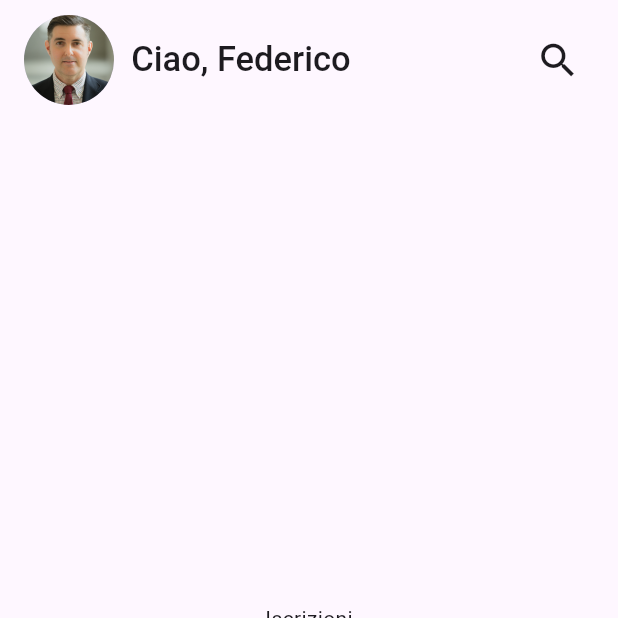
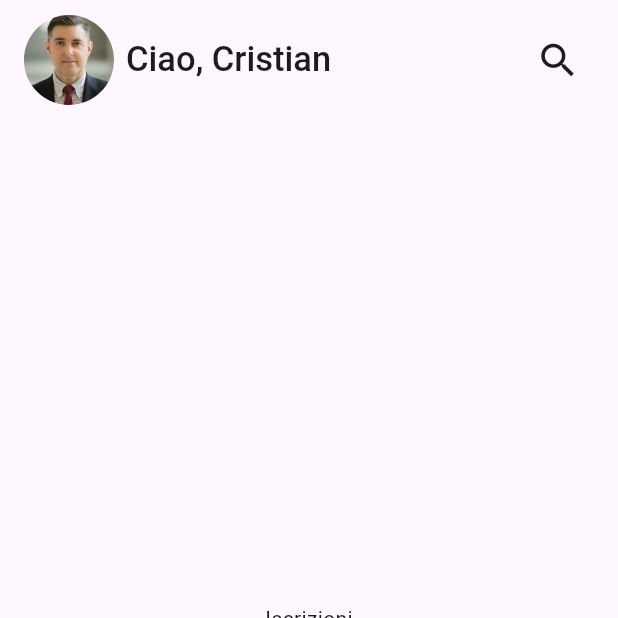
Before and after one commit to sabrin99m/Progetto-PAC-2023-24, a Flutter app: the screen it shows after launch, item 2 of the bottom bar chosen, on a phone screen of 412 x 824 dp, the top half of it. Run offline on Flutter 3.47's test engine with Material 3 defaults, Android fonts, the phone set to English and light mode, and no system bars.

Commit message:
Homepage necessita di un utente

```diff
--- a/Client App/Iterazione 1/mountain_app/lib/Screens/Homepage.dart
+++ b/Client App/Iterazione 1/mountain_app/lib/Screens/Homepage.dart
@@ -1,19 +1,24 @@
 import 'package:flutter/material.dart';
 import 'package:mountain_app/Models/Escursione.dart';
+import 'package:mountain_app/Models/Utente.dart';
 import 'DestinationsScreen.dart';
 import 'ForYouScreen.dart';
 import 'SubscriptionsScreen.dart';
 import '../Views/SearchBarView.dart';
 
 class HomepageScreen extends StatefulWidget {
-  const HomepageScreen({Key? key}) : super(key: key);
+  const HomepageScreen({Key? key, required this.utente}) : super(key: key);
+  final Utente utente;
 
   @override
-  State<HomepageScreen> createState() => _HomepageScreenState();
+  State<HomepageScreen> createState() => _HomepageScreenState(utente: utente);
 }
 
 class _HomepageScreenState extends State<HomepageScreen> {
   int currentPageIndex = 0;
+  final Utente utente;
+
+  _HomepageScreenState({required this.utente});
 
   @override
   Widget build(BuildContext context) {
@@ -25,12 +30,15 @@ class _HomepageScreenState extends State<HomepageScreen> {
           mainAxisAlignment: MainAxisAlignment.start,
           crossAxisAlignment: CrossAxisAlignment.center,
           children: <Widget>[
-            const CircleAvatar(
-              backgroundImage: AssetImage("images/me.jpg"),
-              radius: 30,
+            Padding(
+              padding: const EdgeInsets.fromLTRB(0, 0, 8, 0),
+              child: CircleAvatar(
+                backgroundImage: AssetImage("images/me.jpg"),
+                radius: 30,
+              ),
             ),
-            const Text(
-              "  Ciao, Federico",
+            Text(
+              ("Ciao, " + utente.nome),
               style: TextStyle(fontWeight: FontWeight.w500, fontSize: 23),
             ),
             const Spacer(),
--- a/Client App/Iterazione 1/mountain_app/lib/Views/LoginView.dart
+++ b/Client App/Iterazione 1/mountain_app/lib/Views/LoginView.dart
@@ -1,4 +1,5 @@
 import 'package:flutter/material.dart';
+import 'package:mountain_app/Models/Utente.dart';
 import 'package:mountain_app/Screens/Homepage.dart';
 import 'package:mountain_app/Utilities/Constants.dart';
 
@@ -133,7 +134,9 @@ class _LoginViewState extends State<LoginView> {
                                 Navigator.push(
                                   context,
                                   MaterialPageRoute(
-                                    builder: (context) => HomepageScreen(),
+                                    builder: (context) => HomepageScreen(
+                                      utente: Utente.utenteMock1,
+                                    ),
                                   ),
                                 );
                               },
--- a/Client App/Iterazione 1/mountain_app/lib/main.dart
+++ b/Client App/Iterazione 1/mountain_app/lib/main.dart
@@ -1,4 +1,5 @@
 import 'package:flutter/material.dart';
+import 'package:mountain_app/Models/Utente.dart';
 import 'Screens/Homepage.dart';
 
 void main() {
@@ -13,7 +14,7 @@ class MyApp extends StatelessWidget {
     return MaterialApp(
       title: 'Flutter Demo',
       theme: ThemeData(),
-      home: HomepageScreen(),
+      home: HomepageScreen(utente: Utente.utenteMock1),
     );
   }
 }
```
